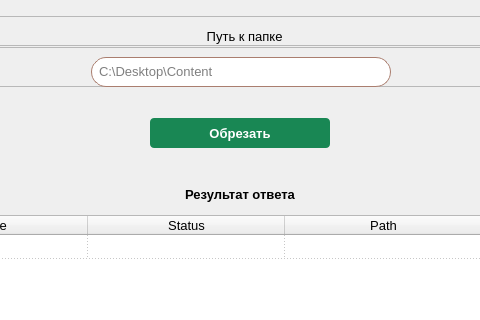
The window that pages/image/move/UI_window.ui (Gatalist/qt_application) describes before a commit, drawn with Qt 5; both pictures show x 133 to 613 and y 0 to 320 of the 747 by 678 pixel window.
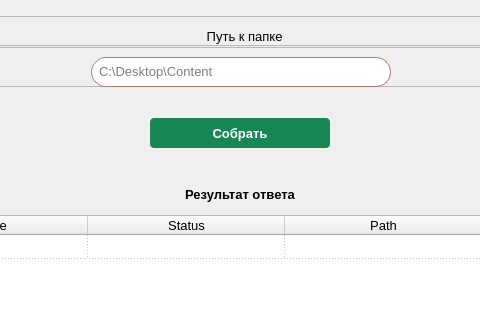
The same window after the commit. Icons and pictures are not drawn.

Diff of the .ui file:
```diff
--- a/pages/image/move/UI_window.ui
+++ b/pages/image/move/UI_window.ui
@@ -141,7 +141,7 @@
 </string>
         </property>
         <property name="text">
-         <string>Обрезать</string>
+         <string>Собрать</string>
         </property>
         <property name="icon">
          <iconset resource="../../../source/resource.qrc">
```
